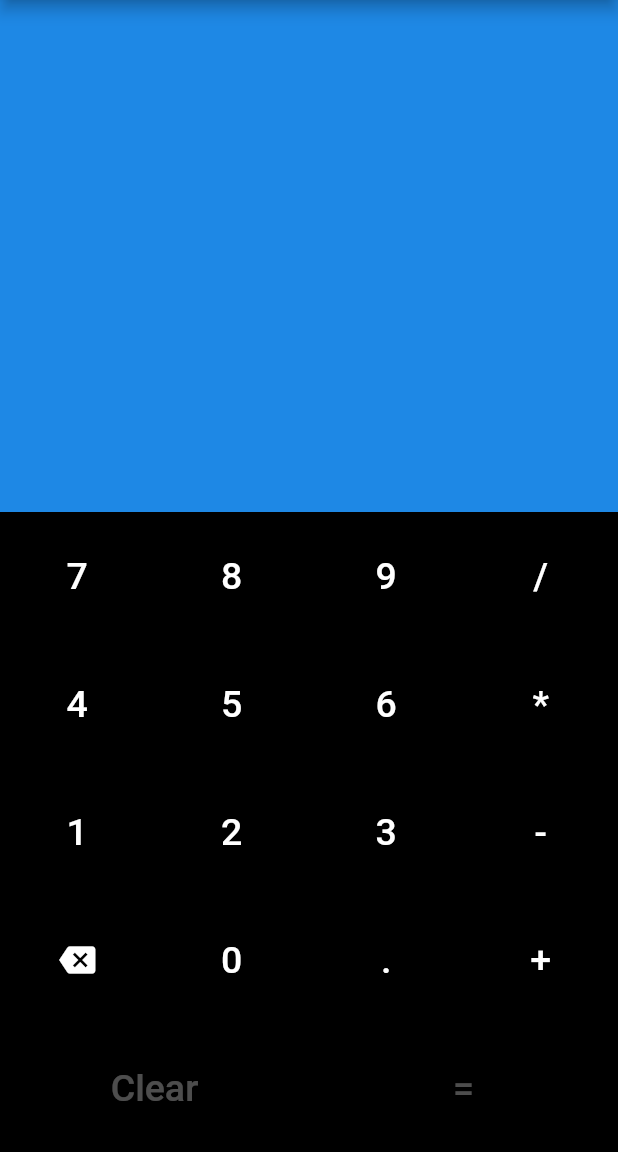
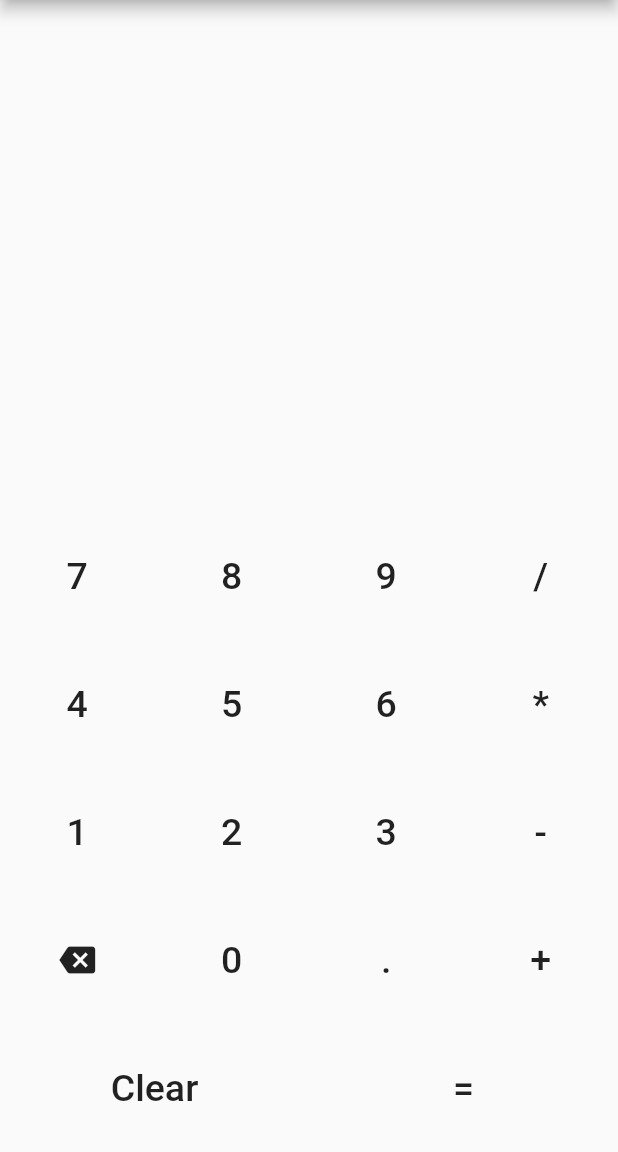
Before and after one commit to Flutter-Kapil/Simple-Calculator, a Flutter app: the screen it shows after launch, on a phone screen of 412 x 824 dp, the part 84-1236 px from its top. Run offline on Flutter 3.47's test engine with Material 2 defaults, Android fonts, the phone set to English and light mode, and no system bars; our stand-ins replace petitparser.

Commit message:
removed all colors to try themes

```diff
--- a/lib/main.dart
+++ b/lib/main.dart
@@ -4,7 +4,7 @@ import 'package:petitparser/petitparser.dart';
 import 'dart:core';
 
 void main() => runApp(
-      MaterialApp(
+      MaterialApp(//lets add themes and append commit message
         home: CalculatorApp(),
       ),
     );
@@ -24,15 +24,15 @@ class _CalculatorAppState extends State<CalculatorApp> {
     return Expanded(
       child: Container(
         margin: EdgeInsets.all(4.0),
-        color: Colors.black,
+//        color: Colors.black,
         child: FlatButton(
           padding: EdgeInsets.all(2.0),
-          splashColor: Colors.white,
+//          splashColor: Colors.white,
           child: Text(
             btnName,
-            style: TextStyle(fontSize: 25, color: Colors.white),
+            style: TextStyle(fontSize: 25), //removed color: Colors.white
           ),
-          color: Colors.black,
+//          color: Colors.black,
           onPressed: () {
             if (opBtnPress == false) {
               finalDisplay = finalDisplay + btnName;
@@ -50,15 +50,15 @@ class _CalculatorAppState extends State<CalculatorApp> {
     return Expanded(
       child: Container(
         margin: EdgeInsets.all(4.0),
-        color: Colors.black,
+//        color: Colors.black,
         child: FlatButton(
           padding: EdgeInsets.all(2.0),
-          splashColor: Colors.white,
+//          splashColor: Colors.white,
           child: Text(
             btnName,
-            style: TextStyle(fontSize: 25, color: Colors.white),
+            style: TextStyle(fontSize: 25), //color: Colors.white
           ),
-          color: Colors.black,
+//          color: Colors.black,
           onPressed: () {
             opBtnPress = false;
             finalDisplay = finalDisplay + btnName;
@@ -73,15 +73,15 @@ class _CalculatorAppState extends State<CalculatorApp> {
   Widget _delBtn() {
     return Container(
       margin: EdgeInsets.all(4.0),
-      color: Colors.black,
+//      color: Colors.black,
       child: FlatButton(
         padding: EdgeInsets.all(2.0),
-        splashColor: Colors.white,
+//        splashColor: Colors.white,
         child: Icon(
           Icons.backspace,
-          color: Colors.white,
+//          color: Colors.white,
         ),
-        color: Colors.black,
+//        color: Colors.black,
         onPressed: () {
           print(
               "initialDisplay:$initialDisplay , finalDisplay:$finalDisplay , opBtnPress:$opBtnPress ");
@@ -179,12 +179,12 @@ class _CalculatorAppState extends State<CalculatorApp> {
                   margin: EdgeInsets.all(4.0),
                   child: FlatButton(
                     padding: EdgeInsets.all(2.0),
-                    splashColor: Colors.blueGrey,
+//                    splashColor: Colors.blueGrey,
                     child: Text(
                       'Clear',
-                      style: TextStyle(fontSize: 25, color: Colors.white30),
+                      style: TextStyle(fontSize: 25), //, color: Colors.white30
                     ),
-                    color: Colors.black,
+//                    color: Colors.black,
                     onPressed: () {
                       setState(() {
                         initialDisplay = "0";
@@ -199,12 +199,12 @@ class _CalculatorAppState extends State<CalculatorApp> {
                   margin: EdgeInsets.all(4.0),
                   child: FlatButton(
                     padding: EdgeInsets.all(2.0),
-                    splashColor: Colors.blueGrey,
+//                    splashColor: Colors.blueGrey,
                     child: Text(
                       '=',
-                      style: TextStyle(fontSize: 25, color: Colors.white30),
+                      style: TextStyle(fontSize: 25), //, color: Colors.white30
                     ),
-                    color: Colors.black,
+//                    color: Colors.black,
                     onPressed: () {
                       initialDisplay = caLogic(finalDisplay);
                       initialDisplay = "$initialDisplay";
@@ -228,7 +228,7 @@ class _CalculatorAppState extends State<CalculatorApp> {
   Widget _displayArea() {
     return Container(
       padding: EdgeInsets.all(10.0),
-      color: Colors.blue.shade600,
+//      color: Colors.blue.shade600,
       child: Text(
         "$initialDisplay",
         style: TextStyle(fontSize: 40),
@@ -258,7 +258,7 @@ class _CalculatorAppState extends State<CalculatorApp> {
             )
           ],
         ),
-        backgroundColor: Colors.black,
+//        backgroundColor: Colors.black,
       ),
     );
   }
--- a/pubspec.yaml
+++ b/pubspec.yaml
@@ -11,7 +11,7 @@ description: Simple calculator app
 # In iOS, build-name is used as CFBundleShortVersionString while build-number used as CFBundleVersion.
 # Read more about iOS versioning at
 # https://developer.apple.com/library/archive/documentation/General/Reference/InfoPlistKeyReference/Articles/CoreFoundationKeys.html
-version: 1.0.2+1
+version: 1.0.3+1
 
 environment:
   sdk: ">=2.1.0 <3.0.0"
```
